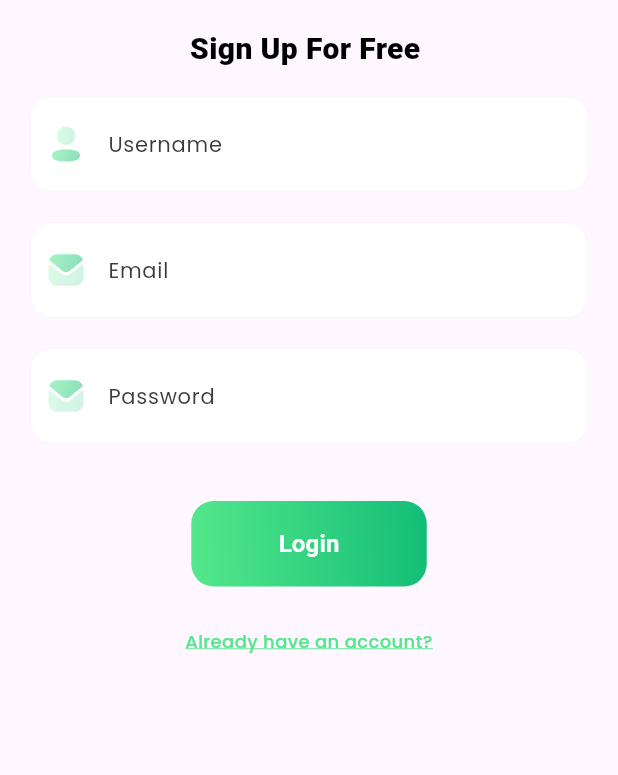
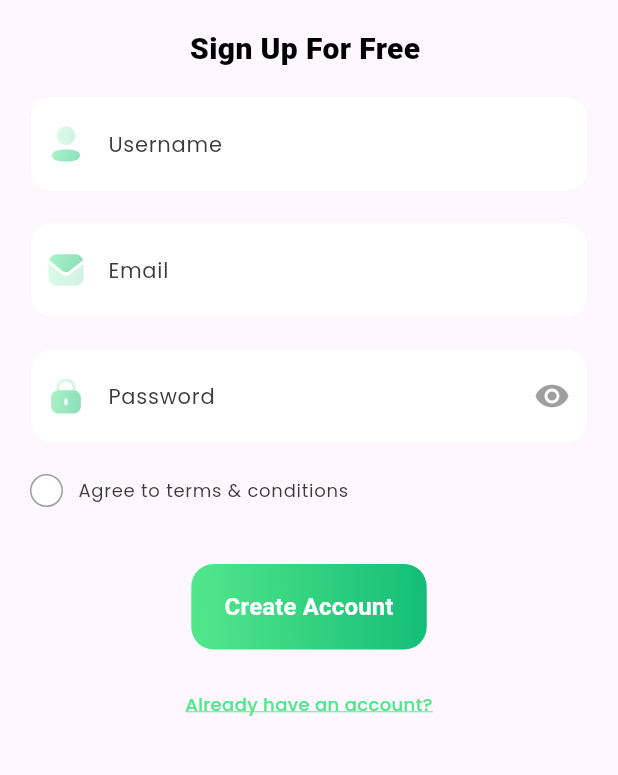
Before and after one commit to FarmSwapPH/farmswap-v2, a Flutter app: the screen it shows after launch, on a phone screen of 412 x 824 dp, the part 450-1225 px from its top. Run offline on Flutter 3.47's test engine with Material 2 defaults, Android fonts, the phone set to English and light mode, and no system bars; our stand-ins replace flutter_svg, google_fonts; Roboto replaces fonts that are missing (Viga); project files that could hold a hidden picture were left out.

Commit message:
feat: Finish Register Screen

```diff
--- a/lib/src/common_widgets/farmswap_text_field.dart
+++ b/lib/src/common_widgets/farmswap_text_field.dart
@@ -4,28 +4,38 @@ import 'package:flutter/material.dart';
 import 'package:flutter_svg/flutter_svg.dart';
 import 'package:google_fonts/google_fonts.dart';
 
-class FarmSwapTextField extends StatelessWidget {
+class FarmSwapTextField extends StatefulWidget {
   final String hintText;
   final VoidCallback onPress;
   String? inputIcon;
+  bool isPassword;
+
   FarmSwapTextField({
     super.key,
     required this.hintText,
     required this.onPress,
     this.inputIcon,
+    this.isPassword = false,
   });
 
   @override
+  State<FarmSwapTextField> createState() => _FarmSwapTextFieldState();
+}
+
+class _FarmSwapTextFieldState extends State<FarmSwapTextField> {
+  bool? viewPassword = false;
+  @override
   Widget build(BuildContext context) {
     return TextField(
-      onChanged: (value) => onPress,
+      obscureText: viewPassword! ? false : widget.isPassword,
+      onChanged: (value) => widget.onPress,
       selectionHeightStyle: BoxHeightStyle.includeLineSpacingBottom,
       decoration: InputDecoration(
         contentPadding:
             const EdgeInsets.symmetric(vertical: 20, horizontal: 30),
         filled: true,
         fillColor: Colors.white,
-        hintText: hintText,
+        hintText: widget.hintText,
         hintStyle: GoogleFonts.poppins(
           textStyle: const TextStyle(
             color: Color(0xFF3B3B3B),
@@ -34,13 +44,26 @@ class FarmSwapTextField extends StatelessWidget {
             letterSpacing: 0.50,
           ),
         ),
-        prefixIcon: inputIcon != null
+        prefixIcon: widget.inputIcon != null
             ? Container(
                 padding: const EdgeInsets.all(10),
                 child: SvgPicture.asset(
-                  inputIcon!,
+                  widget.inputIcon!,
                   height: 20,
                   width: 20,
+                ),
+              )
+            : null,
+        suffixIcon: widget.isPassword == true
+            ? IconButton(
+                onPressed: () {
+                  setState(() {
+                    viewPassword = !viewPassword!;
+                  });
+                },
+                icon: Icon(
+                  !viewPassword! ? Icons.visibility : Icons.visibility_off,
+                  color: Colors.grey,
                 ),
               )
             : null,
--- a/lib/src/constants/typography.dart
+++ b/lib/src/constants/typography.dart
@@ -1,12 +1,13 @@
 import "package:flutter/material.dart";
 
-Text farmSwapFont({required String text, required double size}) {
+Text farmSwapFont(
+    {required String text, required double size, String? fontFamily}) {
   return Text(
     text,
     style: TextStyle(
       color: Colors.black,
       fontSize: size,
-      fontFamily: 'Viga',
+      fontFamily: fontFamily ?? 'Viga',
       fontWeight: FontWeight.w800,
       height: 1.20,
     ),
--- a/lib/src/features/authentication/presentation/register_screen.dart
+++ b/lib/src/features/authentication/presentation/register_screen.dart
@@ -3,7 +3,6 @@ import 'package:flutter_svg/flutter_svg.dart';
 import 'package:google_fonts/google_fonts.dart';
 
 import '../../../common_widgets/farmswap_primary_button.dart';
-import '../../../common_widgets/farmswap_social_button.dart';
 import '../../../common_widgets/farmswap_text_field.dart';
 import '../../../constants/typography.dart';
 import 'splash_screen.dart';
@@ -16,8 +15,10 @@ class RegisterScreen extends StatefulWidget {
 }
 
 class _RegisterScreenState extends State<RegisterScreen> {
+  bool agreeToTerms = false;
   @override
   Widget build(BuildContext context) {
+    final width = MediaQuery.of(context).size.width;
     return Scaffold(
       resizeToAvoidBottomInset: true,
       body: SafeArea(
@@ -77,14 +78,62 @@ class _RegisterScreenState extends State<RegisterScreen> {
                     child: FarmSwapTextField(
                       hintText: "Password",
                       onPress: () {},
-                      inputIcon: "assets/svg/auth/Message.svg",
+                      inputIcon: "assets/svg/auth/Lock.svg",
+                      isPassword: true,
                     ),
                   )
                 ],
               ),
+              const SizedBox(height: 20),
+              GestureDetector(
+                onTap: () {
+                  setState(() {
+                    agreeToTerms = !agreeToTerms;
+                  });
+                },
+                child: Container(
+                  margin: const EdgeInsets.symmetric(horizontal: 20),
+                  width: width,
+                  child: Row(
+                    mainAxisAlignment: MainAxisAlignment.start,
+                    children: [
+                      Container(
+                        width: 22,
+                        height: 22,
+                        decoration: BoxDecoration(
+                          borderRadius: BorderRadius.circular(50),
+                          border: Border.all(
+                            color: agreeToTerms == true
+                                ? const Color(0xFF53E78B)
+                                : Colors.grey,
+                          ),
+                          color: agreeToTerms == true
+                              ? const Color(0xFF53E78B)
+                              : Colors.white,
+                        ),
+                        child: Align(
+                          child: SvgPicture.asset("assets/svg/auth/check.svg"),
+                        ),
+                      ),
+                      const SizedBox(width: 10),
+                      Text(
+                        "Agree to terms & conditions",
+                        style: GoogleFonts.poppins(
+                          textStyle: const TextStyle(
+                            color: Color(0xFF3B3B3B),
+                            fontSize: 12,
+                            fontWeight: FontWeight.w400,
+                            letterSpacing: 0.50,
+                          ),
+                        ),
+                      ),
+                    ],
+                  ),
+                ),
+              ),
               const SizedBox(height: 30),
               const FarmSwapPrimaryButton(
-                buttonTitle: "Login",
+                buttonTitle: "Create Account",
                 nextScreen: SplashScreen(),
               ),
               const SizedBox(height: 20),
```
Also changed, not shown: assets/svg/auth/Lock.svg (added), assets/svg/auth/check.svg (added).
